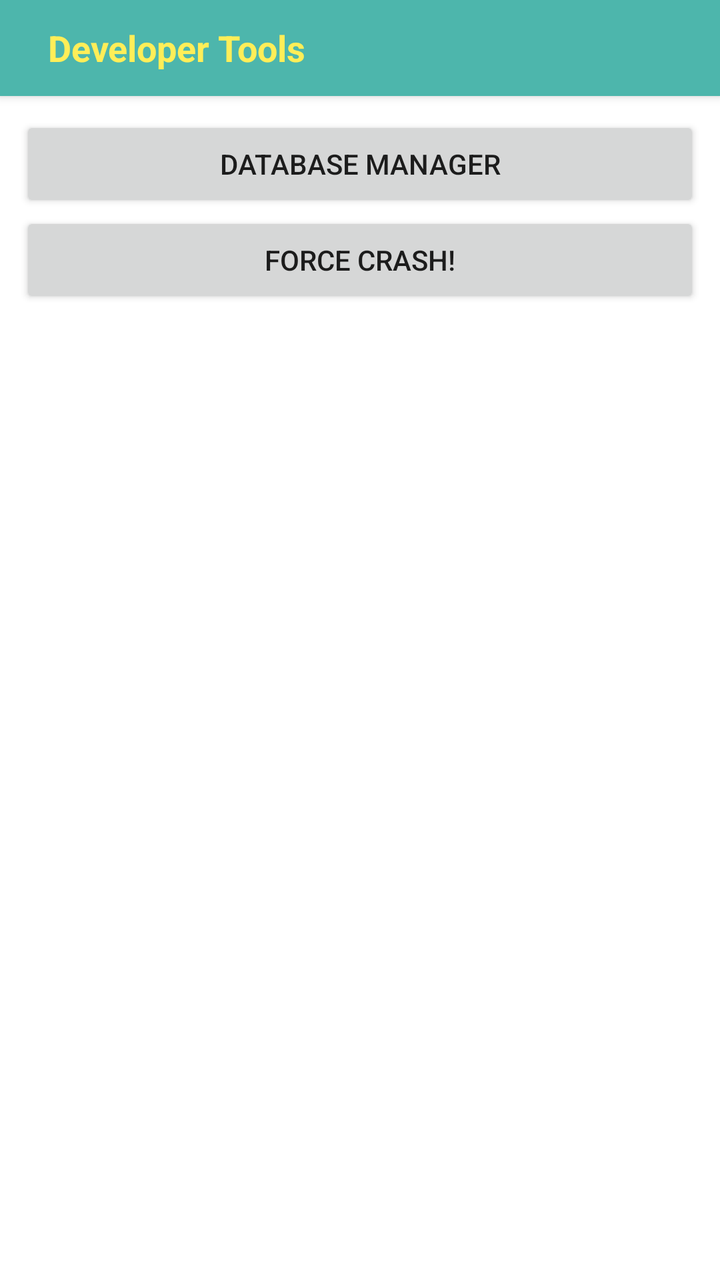
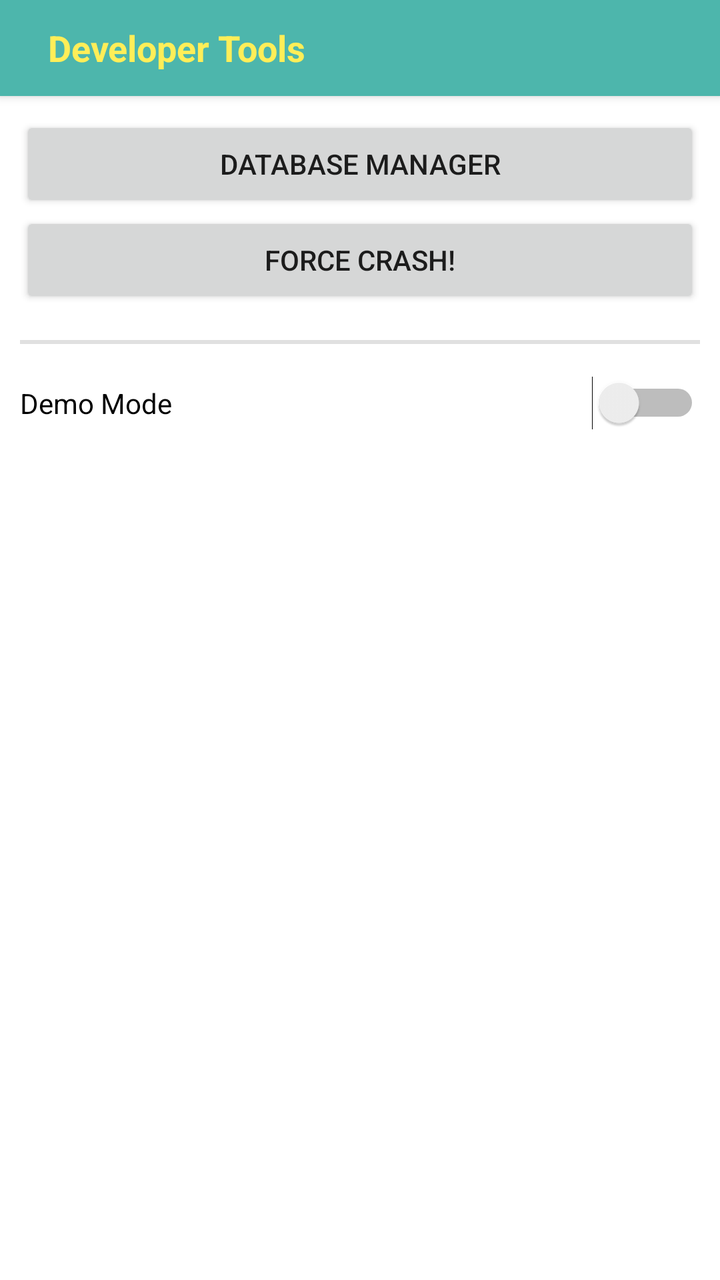

Screens rendered from an Android XML layout before and after an edit, with the pre-edit source and the edit as a unified diff.
<!-- AndroidManifest.xml: application theme MyTheme.Light -->
<!-- res/layout/dialog_dev_tools.xml -->
<?xml version="1.0" encoding="utf-8"?>
<LinearLayout
    xmlns:android="http://schemas.android.com/apk/res/android"
    xmlns:tools="http://schemas.android.com/tools"
    android:layout_width="match_parent"
    android:layout_height="wrap_content"
    android:background="?attr/colorCardBackground"
    android:minHeight="224dp"
    android:minWidth="256dp"
    android:orientation="vertical"
    tools:context=".MainActivityFragment">

    
    <FrameLayout
        android:layout_width="match_parent"
        android:layout_height="48dp"
        android:background="?attr/colorSecondary"
        android:elevation="3dp"
        android:gravity="center_vertical">

        
        <TextView
            android:id="@+id/title"
            android:layout_width="wrap_content"
            android:layout_height="match_parent"
            android:layout_marginLeft="24dp"
            android:layout_marginStart="24dp"
            android:gravity="center_vertical"
            android:text="@string/title_dev_tools"
            android:textColor="#FFEE58"
            android:textSize="18sp"
            android:textStyle="bold"/>

    </FrameLayout>

    
    <LinearLayout
        android:layout_width="match_parent"
        android:layout_height="wrap_content"
        android:orientation="vertical"
        android:paddingBottom="@dimen/activity_horizontal_margin"
        android:paddingLeft="@dimen/activity_horizontal_margin"
        android:paddingRight="@dimen/activity_horizontal_margin"
        android:paddingTop="@dimen/activity_horizontal_margin">

        <Button
            android:id="@+id/database_manager"
            android:layout_width="match_parent"
            android:layout_height="wrap_content"
            android:text="Database Manager"/>

        <Button
            android:id="@+id/force_crash"
            android:layout_width="match_parent"
            android:layout_height="wrap_content"
            android:text="Force Crash!"/>


    </LinearLayout>

</LinearLayout>
<!-- resources referenced by this layout -->
<resources>
  <dimen name="activity_horizontal_margin">4dp</dimen>
  <string name="title_dev_tools">Developer Tools</string>
  <style name="MyTheme.Light" parent="@style/Theme.AppCompat.Light.NoActionBar">
          
          
          <item name="colorPrimary">@color/colorPrimary</item>
          <item name="colorPrimaryDark">@color/colorPrimaryDark</item>
          <item name="colorSecondary">@color/colorSecondary</item>
          <item name="colorSecondaryDark">@color/colorSecondaryDark</item>
          <item name="colorTextTitle">@color/colorTextTitle</item>
          
          <item name="colorFlatButtons">@color/colorFlatButtons</item>
          <item name="colorFloatingActionButton">@color/colorFloatingActionButton</item>
          <item name="colorTabIndicator">@color/colorTabIndicator</item>
          <item name="colorCardBackground">@color/colorCardBackground</item>
          <item name="colorNavigationDrawerBackground">@color/colorNavigationDrawerBackground</item>
      </style>
  <color name="colorPrimary" type="color">#4285F4</color>
  <color name="colorPrimaryDark" type="color">#3367D6</color>
  <color name="colorSecondary" type="color">@color/deep_teal_300</color>
  <color name="colorSecondaryDark" type="color">@color/deep_teal_500</color>
  <color name="colorTextTitle" type="color">#FFEE58</color>
  <color name="colorFlatButtons" type="color">@color/pink_A200</color>
  <color name="colorFloatingActionButton" type="color">@color/amber_A700</color>
  <color name="colorTabIndicator" type="color">@color/amber_A700</color>
  <color name="colorCardBackground" type="color">#FFF</color>
  <color name="colorNavigationDrawerBackground" type="color">#FAFAFA</color>
  <color name="deep_teal_300" type="color">#4DB6AC</color>
  <color name="deep_teal_500" type="color">#009688</color>
  <color name="pink_A200" type="color">#FF4081</color>
  <color name="amber_A700" type="color">#FFAB00</color>
</resources>

<!-- the commit's change to res/layout/dialog_dev_tools.xml (unified diff, before → after) -->
@@ -55,6 +55,20 @@
             android:layout_height="wrap_content"
             android:text="Force Crash!"/>
 
+        
+        <View
+            android:layout_width="match_parent"
+            android:layout_height="2dp"
+            android:layout_marginBottom="16dp"
+            android:layout_marginTop="16dp"
+            android:background="@color/grey_300"/>
+
+        <Switch
+            android:id="@+id/demo_mode"
+            android:layout_width="match_parent"
+            android:layout_height="wrap_content"
+            android:text="Demo Mode"/>
+
 
     </LinearLayout>
 
<!-- resource entries referenced after the edit -->
@@ -1,5 +1,6 @@
 <!-- resources referenced by this layout -->
 <resources>
+  <color name="grey_300" type="color">#E0E0E0</color>
   <dimen name="activity_horizontal_margin">4dp</dimen>
   <string name="title_dev_tools">Developer Tools</string>
   <style name="MyTheme.Light" parent="@style/Theme.AppCompat.Light.NoActionBar">
